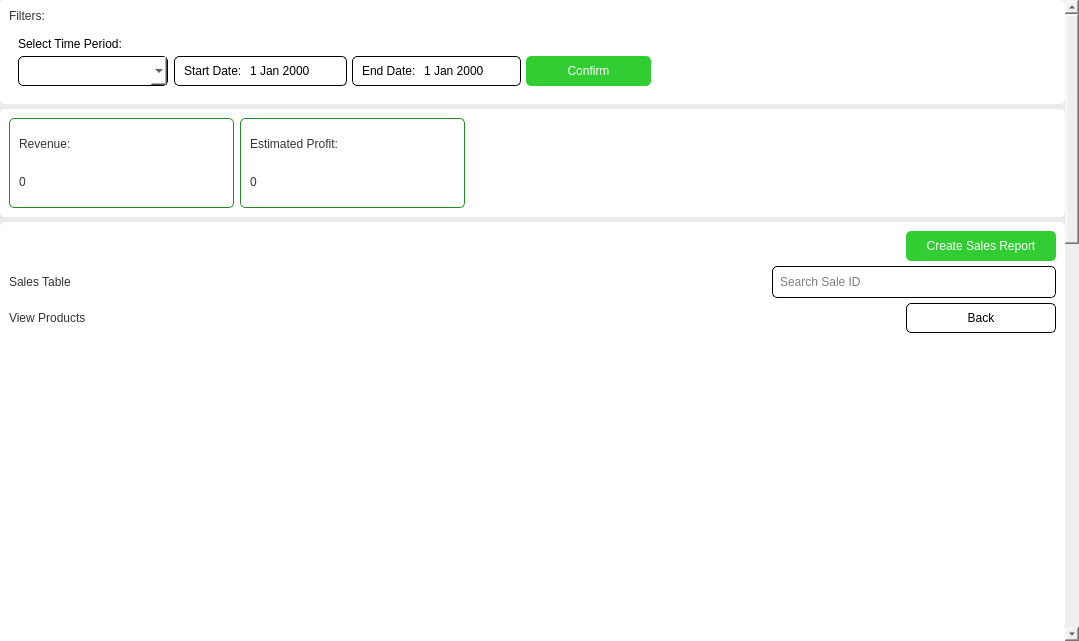
First picture: the form in app/src/ui/sales_report_page.ui, repository Kazu0210/Inventory-System, before the edit.
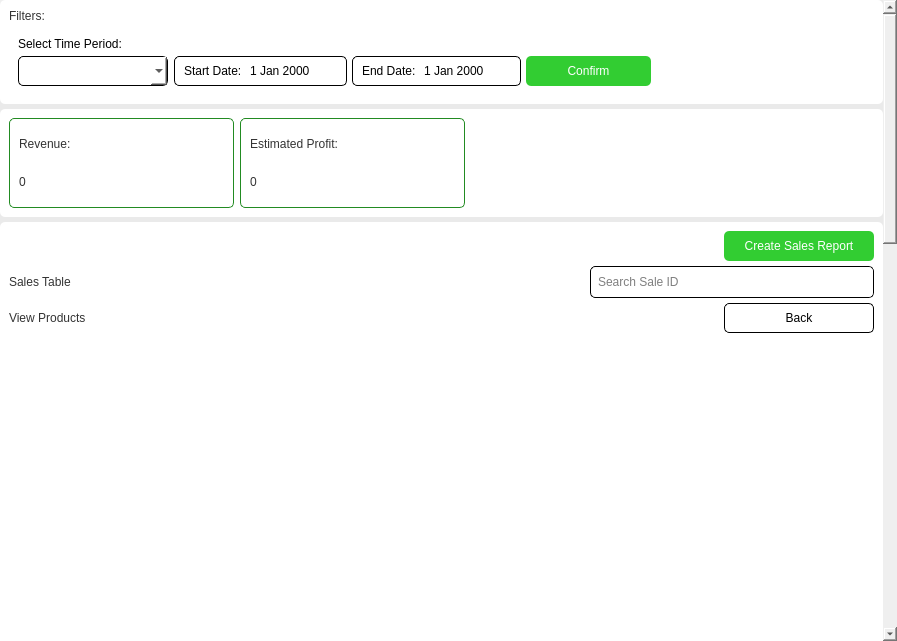
Second picture: the form after the edit. Icons and pictures are not drawn.

Commit message: code changes on sales report page

Patch:
```diff
--- a/app/src/ui/sales_report_page.ui
+++ b/app/src/ui/sales_report_page.ui
@@ -6,7 +6,7 @@
    <rect>
     <x>0</x>
     <y>0</y>
-    <width>1079</width>
+    <width>897</width>
     <height>641</height>
    </rect>
   </property>
@@ -92,8 +92,8 @@
       <property name="geometry">
        <rect>
         <x>0</x>
-        <y>0</y>
-        <width>1065</width>
+        <y>-743</y>
+        <width>881</width>
         <height>1723</height>
        </rect>
       </property>
@@ -1103,7 +1103,7 @@
                    </property>
                    <property name="maximumSize">
                     <size>
-                     <width>700</width>
+                     <width>650</width>
                      <height>16777215</height>
                     </size>
                    </property>
@@ -1207,7 +1207,7 @@
               <widget class="QScrollArea" name="best_selling_scrollArea">
                <property name="minimumSize">
                 <size>
-                 <width>320</width>
+                 <width>240</width>
                  <height>250</height>
                 </size>
                </property>
@@ -1266,7 +1266,7 @@
                  <rect>
                   <x>0</x>
                   <y>0</y>
-                  <width>424</width>
+                  <width>240</width>
                   <height>626</height>
                  </rect>
                 </property>
```
The commit also changes 69 other files.
